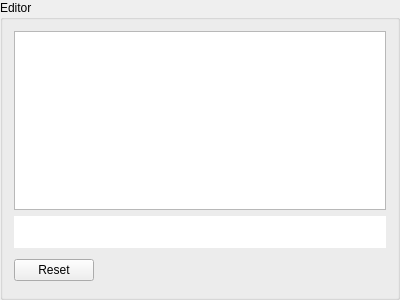
Tw1ddle/geometrize, file geometrize/dialog/scripteditorwidget.ui: the form before one commit.
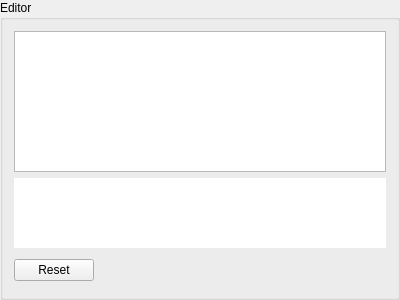
The form after the commit.

Diff of the .ui file:
```diff
--- a/geometrize/dialog/scripteditorwidget.ui
+++ b/geometrize/dialog/scripteditorwidget.ui
@@ -33,7 +33,7 @@
        <property name="maximumSize">
         <size>
          <width>16777215</width>
-         <height>32</height>
+         <height>128</height>
         </size>
        </property>
        <property name="acceptDrops">
```
